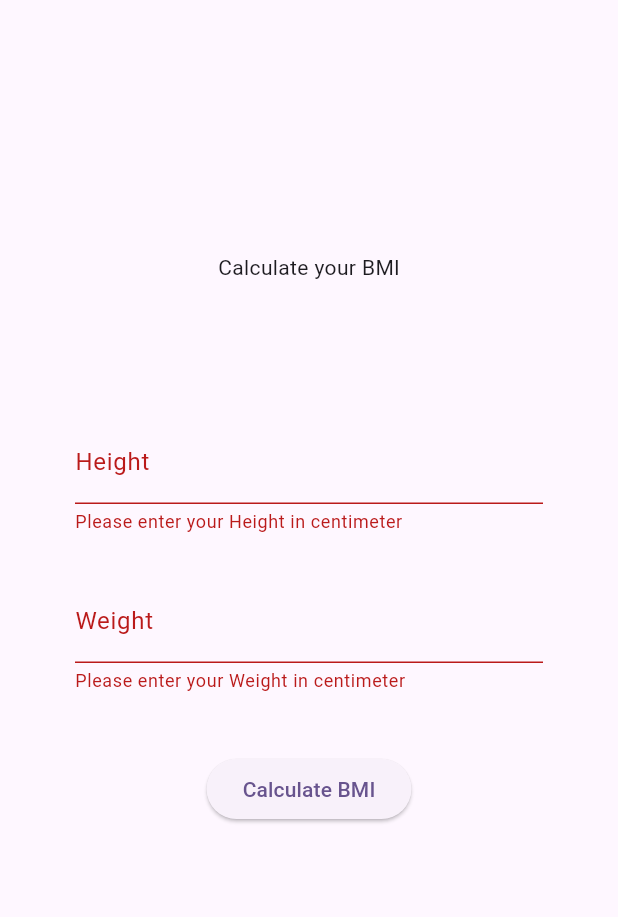
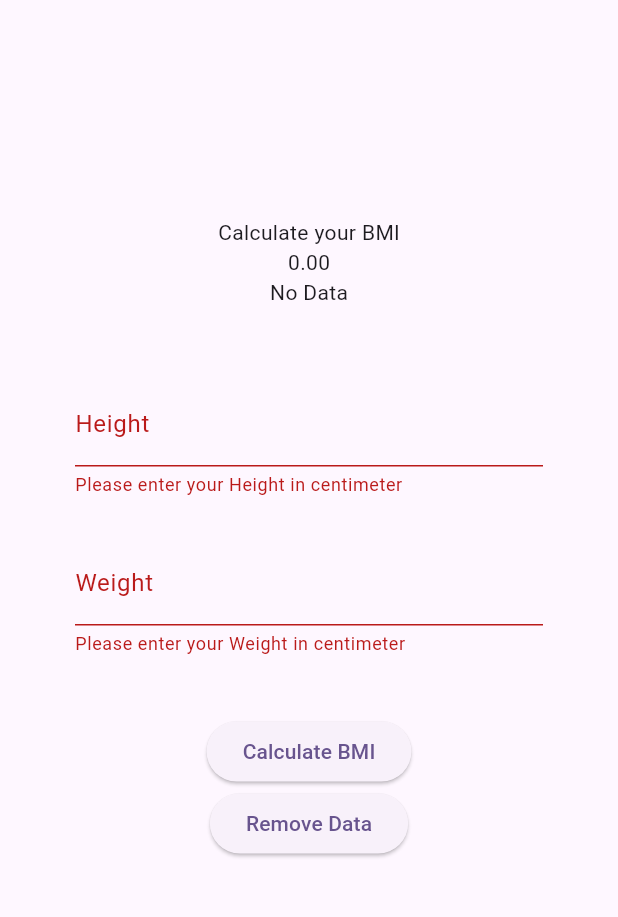
Before and after one commit to DEL514/sharedpreference, a Flutter app: the screen it shows after launch, after a tap on "Calculate BMI", on a phone screen of 412 x 824 dp, the part 84-1001 px from its top. Run offline on Flutter 3.47's test engine with Material 3 defaults, Android fonts, the phone set to English and light mode, and no system bars; our stand-ins replace shared_preferences.

Commit message:
Working shared preference(To fix: RegEx values,Additional Text for Status, Design)

```diff
--- a/lib/main.dart
+++ b/lib/main.dart
@@ -1,7 +1,5 @@
-
-
 import 'package:flutter/material.dart';
-// import 'package:flutter/widgets.dart';
+import 'package:shared_preferences/shared_preferences.dart';
 
 void main() {
   runApp(const MyApp());
@@ -36,13 +34,41 @@ class _MyHomePageState extends State<MyHomePage> {
   final TextEditingController _height = TextEditingController();
   final TextEditingController _weight = TextEditingController();
   String _result = '';
-  String resultFinal = '';
   String _status = '';
 
+  @override
+  void initState() {
+    super.initState();
+    _loadData();
+    _removeData();
+  }
 
+  Future<void> _loadData() async {
+    SharedPreferences prefs = await SharedPreferences.getInstance();
+    setState(() {
+      _result = prefs.getString('result') ?? '';
+      _status = prefs.getString('status') ?? '';
+    });
+  }
 
-   void _submit(){
-    if(_forKey.currentState!.validate()){
+  Future<void> _saveData() async {
+    SharedPreferences prefs = await SharedPreferences.getInstance();
+    await prefs.setString('result', _result);
+    await prefs.setString('status', _status);
+  }
+
+  Future<void> _removeData() async {
+    SharedPreferences prefs = await SharedPreferences.getInstance();
+    await prefs.remove('result');
+    await prefs.remove('status');
+    setState(() {
+      _result = '0.00';
+      _status = 'No Data';
+    });
+  }
+
+  void _submit() {
+    if (_forKey.currentState!.validate()) {
       debugPrint('Success');
       debugPrint('Height:${_height.text}');
       debugPrint('Weight:${_weight.text}');
@@ -50,22 +76,22 @@ class _MyHomePageState extends State<MyHomePage> {
       final heightValue = double.parse(_height.text);
       final weightValue = double.parse(_weight.text);
 
-
       setState(() {
-        _result = ((weightValue / heightValue / heightValue)* 10000).toStringAsFixed(2);
+        _result = ((weightValue / heightValue / heightValue) * 10000).toStringAsFixed(2);
         num resultFinal = double.parse(_result);
-        if(resultFinal < 18.5){
+        if (resultFinal < 18.5) {
           _status = 'Underweight';
-        } else if(resultFinal >= 18.5 && resultFinal < 25){
+        } else if (resultFinal >= 18.5 && resultFinal < 25) {
           _status = 'Normal';
-        } else if(resultFinal >= 25 && resultFinal < 30){
+        } else if (resultFinal >= 25 && resultFinal < 30) {
           _status = 'Overweight';
-        } else if(resultFinal >= 30){
+        } else if (resultFinal >= 30) {
           _status = 'Obese';
         }
+      });
 
-      });
-    }else{
+      _saveData();
+    } else {
       debugPrint('Failed');
     }
   }
@@ -77,13 +103,13 @@ class _MyHomePageState extends State<MyHomePage> {
         title: Text(widget.title),
         backgroundColor: Colors.blue[100],
       ),
-      body:  Center(
+      body: Center(
         child: Column(
           mainAxisAlignment: MainAxisAlignment.center,
           children: [
             const Text("Calculate your BMI"),
-             Text(_result),
-             Text(_status),
+            Text(_result),
+            Text(_status),
             Padding(
               padding: const EdgeInsets.all(50),
               child: Form(
@@ -92,35 +118,34 @@ class _MyHomePageState extends State<MyHomePage> {
                   children: [
                     TextFormField(
                       controller: _height,
-                      decoration:  const InputDecoration(
-                        label:  Text("Height"),
-
+                      decoration: const InputDecoration(
+                        label: Text("Height"),
                       ),
                       keyboardType: TextInputType.number,
-                      validator: (value){
-                        if (value == null || value.isEmpty){
+                      validator: (value) {
+                        if (value == null || value.isEmpty) {
                           return 'Please enter your Height in centimeter';
-                        }else if (!RegExp(r'^\d*\.?\d+$').hasMatch(value)){
+                        } else if (!RegExp(r'^\d*\.?\d+$').hasMatch(value)) {
                           return 'Please enter a valid number';
-                        }else{
+                        } else {
                           return null;
                         }
                       },
                     ),
-                      const SizedBox(
-                        height: 30,
+                    const SizedBox(
+                      height: 30,
                     ),
                     TextFormField(
                       controller: _weight,
                       decoration: const InputDecoration(
                         label: Text("Weight"),
                       ),
-                      validator: (value){
-                        if (value == null || value.isEmpty){
+                      validator: (value) {
+                        if (value == null || value.isEmpty) {
                           return 'Please enter your Weight in centimeter';
-                        }else if (!RegExp(r'^\d*\.?\d+$').hasMatch(value)){
+                        } else if (!RegExp(r'^\d*\.?\d+$').hasMatch(value)) {
                           return 'Please enter a valid number';
-                        }else{
+                        } else {
                           return null;
                         }
                       },
@@ -128,10 +153,13 @@ class _MyHomePageState extends State<MyHomePage> {
                     const SizedBox(
                       height: 40,
                     ),
-                    ElevatedButton(onPressed: (){
-                      _submit();
-                    },
-                    child: const Text("Calculate BMI")
+                    ElevatedButton(
+                      onPressed: _submit,
+                      child: const Text("Calculate BMI"),
+                    ),
+                    ElevatedButton(
+                      onPressed: _removeData,
+                      child: const Text("Remove Data"),
                     ),
                   ],
                 ),
```
